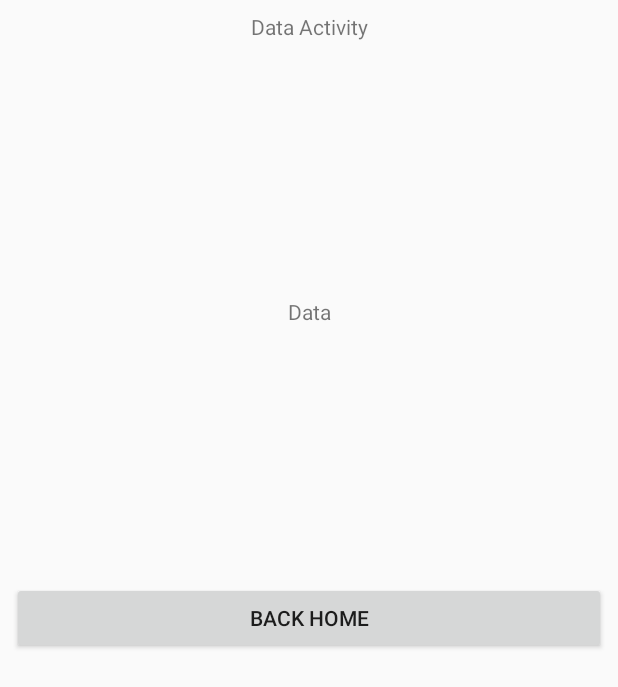
After one commit to Toshihiro2010/LeanringKoltin, an Android app: the DataActivity screen opened directly, with no data from a screen before it, on a phone screen of 412 x 824 dp. The commit adds this screen. Shown: the top 687 px of the screen. Run offline under Robolectric (Android 15) with nearby library versions, the phone set to English and light mode, and no system bars.

Commit message:
Learning Handle Lifecycle and new Activity

```diff
--- a/app/build.gradle
+++ b/app/build.gradle
@@ -24,14 +24,15 @@ android {
 
 dependencies {
     implementation fileTree(dir: 'libs', include: ['*.jar'])
-    implementation"org.jetbrains.kotlin:kotlin-stdlib-jdk7:$kotlin_version"
+    implementation "org.jetbrains.kotlin:kotlin-stdlib-jdk7:$kotlin_version"
     implementation 'com.android.support:appcompat-v7:28.0.0'
     implementation 'com.android.support.constraint:constraint-layout:1.1.3'
     implementation "android.arch.persistence.room:runtime:1.1.1"
-    annotationProcessor  "android.arch.persistence.room:compiler:1.1.1"
+    annotationProcessor "android.arch.persistence.room:compiler:1.1.1"
     implementation 'io.reactivex.rxjava2:rxandroid:2.1.1'
     implementation 'com.karumi:dexter:5.0.0'
     testImplementation 'junit:junit:4.12'
     androidTestImplementation 'com.android.support.test:runner:1.0.2'
     androidTestImplementation 'com.android.support.test.espresso:espresso-core:3.0.2'
+    implementation 'com.google.code.gson:gson:2.8.5'
 }
--- a/app/src/main/AndroidManifest.xml
+++ b/app/src/main/AndroidManifest.xml
@@ -5,8 +5,7 @@
     <uses-permission android:name="android.permission.INTERNET"/>
     <uses-permission android:name="android.permission.ACCESS_COARSE_LOCATION"/>
     <uses-permission android:name="android.permission.ACCESS_FINE_LOCATION"/>
-    <uses-permission android:name="android.permission.CAMERA" />
-
+    <uses-permission android:name="android.permission.CAMERA"/>
 
     <application
             android:allowBackup="true"
@@ -15,6 +14,8 @@
             android:roundIcon="@mipmap/ic_launcher_round"
             android:supportsRtl="true"
             android:theme="@style/AppTheme">
+        <activity android:name=".DataActivity">
+        </activity>
         <activity android:name=".MainActivity">
             <intent-filter>
                 <action android:name="android.intent.action.MAIN"/>
--- /dev/null
+++ b/app/src/main/java/com/toshihiro/myapplication/DataActivity.kt
@@ -0,0 +1,12 @@
+package com.toshihiro.myapplication
+
+import android.support.v7.app.AppCompatActivity
+import android.os.Bundle
+
+class DataActivity : AppCompatActivity() {
+
+    override fun onCreate(savedInstanceState: Bundle?) {
+        super.onCreate(savedInstanceState)
+        setContentView(R.layout.activity_data)
+    }
+}
--- /dev/null
+++ b/app/src/main/res/layout/activity_data.xml
@@ -0,0 +1,39 @@
+<?xml version="1.0" encoding="utf-8"?>
+<android.support.constraint.ConstraintLayout
+        xmlns:android="http://schemas.android.com/apk/res/android"
+        xmlns:tools="http://schemas.android.com/tools"
+        xmlns:app="http://schemas.android.com/apk/res-auto"
+        android:layout_width="match_parent"
+        android:layout_height="match_parent"
+        tools:context=".DataActivity">
+
+    <Button
+            android:text="Back Home"
+            android:layout_width="0dp"
+            android:layout_height="wrap_content"
+            android:id="@+id/button" android:layout_marginTop="8dp"
+            app:layout_constraintTop_toTopOf="parent" app:layout_constraintEnd_toEndOf="parent"
+            android:layout_marginEnd="8dp" android:layout_marginRight="8dp"
+            app:layout_constraintStart_toStartOf="parent" android:layout_marginLeft="8dp"
+            android:layout_marginStart="8dp" android:layout_marginBottom="8dp"
+            app:layout_constraintBottom_toBottomOf="parent"/>
+    <TextView
+            android:text="Data Activity"
+            android:layout_width="wrap_content"
+            android:layout_height="wrap_content"
+            android:id="@+id/textView2" android:layout_marginTop="8dp"
+            app:layout_constraintTop_toTopOf="parent" app:layout_constraintEnd_toEndOf="parent"
+            android:layout_marginEnd="8dp" android:layout_marginRight="8dp"
+            app:layout_constraintStart_toStartOf="parent" android:layout_marginLeft="8dp"
+            android:layout_marginStart="8dp"/>
+    <TextView
+            android:text="Data"
+            android:layout_width="wrap_content"
+            android:layout_height="wrap_content"
+            android:id="@+id/tvData" android:layout_marginTop="8dp"
+            app:layout_constraintTop_toBottomOf="@+id/textView2" android:layout_marginBottom="8dp"
+            app:layout_constraintBottom_toTopOf="@+id/button" app:layout_constraintEnd_toEndOf="parent"
+            android:layout_marginEnd="8dp" android:layout_marginRight="8dp"
+            app:layout_constraintStart_toStartOf="parent" android:layout_marginLeft="8dp"
+            android:layout_marginStart="8dp"/>
+</android.support.constraint.ConstraintLayout>
--- a/app/src/main/res/layout/activity_main.xml
+++ b/app/src/main/res/layout/activity_main.xml
@@ -26,7 +26,7 @@
             android:text="@string/app_name" android:layout_marginBottom="8dp"
             app:layout_constraintBottom_toTopOf="@+id/button2"/>
     <Button
-            android:text="Button"
+            android:text="Goto Data"
             android:layout_width="wrap_content"
             android:layout_height="wrap_content"
             android:id="@+id/button2"
--- a/app/src/main/res/values/styles.xml
+++ b/app/src/main/res/values/styles.xml
@@ -1,7 +1,7 @@
 <resources>
 
     <!-- Base application theme. -->
-    <style name="AppTheme" parent="Theme.AppCompat.Light.DarkActionBar">
+    <style name="AppTheme" parent="Theme.AppCompat.Light.NoActionBar">
         <!-- Customize your theme here. -->
         <item name="colorPrimary">@color/colorPrimary</item>
         <item name="colorPrimaryDark">@color/colorPrimaryDark</item>
```
Also changed, not shown: app/src/main/java/com/toshihiro/myapplication/MainActivity.kt (+74 -12 lines), app/src/main/java/com/toshihiro/myapplication/MainLifecycleActivity.kt (deleted, +0 -46 lines), app/src/main/java/com/toshihiro/myapplication/MyLocationManagerOld.kt (+10 -7 lines).
